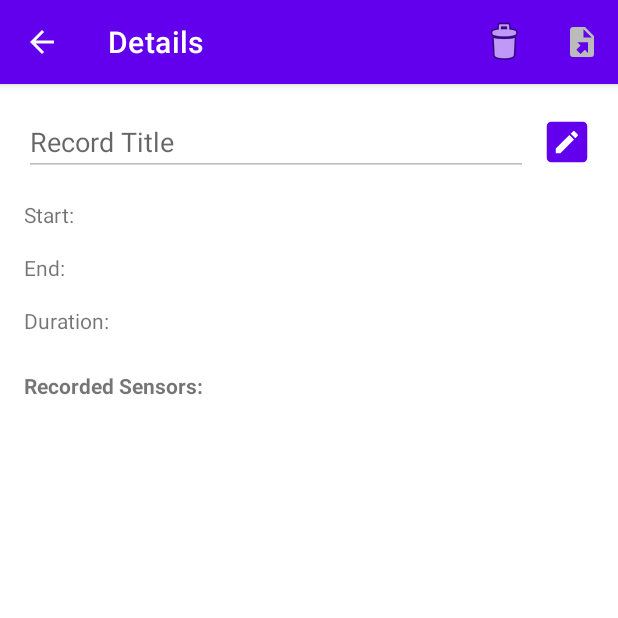
After one commit to fahris-ugm/sensorlogger, an Android app: the RecordDetailActivity screen opened directly, with no data from a screen before it, on a phone screen of 412 x 824 dp, the top half of it. The commit adds this screen. Run offline under Robolectric (Android 15) with nearby library versions, the phone set to English and light mode, and no system bars; our stand-ins replace Room's generated code; 1 statement that could not run was skipped.

Commit message:
add initial record detail activity

```diff
--- /dev/null
+++ b/app/src/main/java/id/ac/ugm/fahris/sensorlogger/ui/recordings/RecordDetailActivity.kt
@@ -0,0 +1,166 @@
+package id.ac.ugm.fahris.sensorlogger.ui.recordings
+
+import android.os.Bundle
+import android.view.Menu
+import android.view.MenuItem
+import android.view.View
+import android.widget.EditText
+import android.widget.ImageView
+import android.widget.TextView
+import android.widget.Toast
+import androidx.activity.enableEdgeToEdge
+import androidx.appcompat.app.AppCompatActivity
+import androidx.core.view.ViewCompat
+import androidx.core.view.WindowInsetsCompat
+import androidx.lifecycle.lifecycleScope
+import androidx.recyclerview.widget.RecyclerView
+import id.ac.ugm.fahris.sensorlogger.R
+import id.ac.ugm.fahris.sensorlogger.data.AppDatabase
+import id.ac.ugm.fahris.sensorlogger.data.SensorItem
+import id.ac.ugm.fahris.sensorlogger.utils.TimeUtils
+import kotlinx.coroutines.launch
+
+class RecordDetailActivity : AppCompatActivity(), RecordedSensorListAdapter.OnSensorClickListener {
+    private lateinit var recordTitleEditText: EditText
+    private lateinit var editTitleButton: ImageView
+    private lateinit var startTimestampTextView: TextView
+    private lateinit var endTimestampTextView: TextView
+    private lateinit var durationTextView: TextView
+    private lateinit var recordedSensorsTextView: TextView
+    private lateinit var sensorsRecyclerView: RecyclerView
+
+    private var isEditMode = false
+    private lateinit var sensorsAdapter: RecordedSensorListAdapter
+    private var recordId: Long = -1
+
+    // SQLite Room database
+    private lateinit var appDatabase: AppDatabase
+
+    override fun onCreate(savedInstanceState: Bundle?) {
+        super.onCreate(savedInstanceState)
+        enableEdgeToEdge()
+        setContentView(R.layout.activity_record_detail)
+        ViewCompat.setOnApplyWindowInsetsListener(findViewById(R.id.main)) { v, insets ->
+            val systemBars = insets.getInsets(WindowInsetsCompat.Type.systemBars())
+            v.setPadding(systemBars.left, systemBars.top, systemBars.right, systemBars.bottom)
+            insets
+        }
+        supportActionBar?.setDisplayHomeAsUpEnabled(true)
+        supportActionBar?.title = "Details"
+
+        appDatabase = AppDatabase.getDatabase(this)
+        // Retrieve recording ID from the intent
+        recordId = intent.getLongExtra("RECORDING_ID", -1)
+
+        if (recordId >= 0) {
+            // Fetch and display the recording details based on the ID
+            // Initialize views
+            recordTitleEditText = findViewById(R.id.recordTitleEditText)
+            editTitleButton = findViewById(R.id.editTitleButton)
+            startTimestampTextView = findViewById(R.id.startTimestampTextView)
+            endTimestampTextView = findViewById(R.id.endTimestampTextView)
+            durationTextView = findViewById(R.id.durationTextView)
+            recordedSensorsTextView = findViewById(R.id.recordedSensorsTextView)
+            sensorsRecyclerView = findViewById(R.id.sensorsRecyclerView)
+
+            val thisActivity = this
+            lifecycleScope.launch {
+                val recordData = appDatabase.recordDataDao().getRecordDataById(recordId)
+                if (recordData != null) {
+                    recordTitleEditText.setText(recordData.title)
+                    startTimestampTextView.text = "Start: ${TimeUtils.formatTimestamp(recordData.startTimestamp)}"
+                    endTimestampTextView.text = "End: ${TimeUtils.formatTimestamp(recordData.endTimestamp)}"
+                    durationTextView.text = "Duration: ${TimeUtils.formatDuration(recordData.endTimestamp - recordData.startTimestamp)}"
+                    // Set up RecyclerView
+
+                    val sensorItems : MutableList<SensorItem> = mutableListOf<SensorItem>()
+                    if (recordData.flagAccelerometer) {
+                        sensorItems.add(SensorItem("Accelerometer", SensorItem.TYPE_ACCELEROMETER, true ))
+                    }
+                    if (recordData.flagGyroscope) {
+                        sensorItems.add(SensorItem("Gyroscope", SensorItem.TYPE_GYROSCOPE, true ))
+                    }
+                    if (recordData.flagLight) {
+                        sensorItems.add(SensorItem("Light Sensor", SensorItem.TYPE_LIGHT, true ))
+                    }
+                    if (recordData.flagLocation) {
+                        sensorItems.add(SensorItem("Location", SensorItem.TYPE_LOCATION, true ))
+                    }
+                    if (sensorItems.count() > 0) {
+                        recordedSensorsTextView.visibility = View.VISIBLE
+                    } else {
+                        recordedSensorsTextView.visibility = View.GONE
+                    }
+
+                    sensorsAdapter = RecordedSensorListAdapter(sensorItems, thisActivity)
+                    sensorsRecyclerView.adapter = sensorsAdapter
+
+                    // Edit button logic
+                    editTitleButton.setOnClickListener {
+                        isEditMode = !isEditMode
+                        recordTitleEditText.isEnabled = isEditMode
+
+                        val resId = if (isEditMode) R.drawable.ic_check_green_24dp else R.drawable.ic_pencil_black_24dp
+                        editTitleButton.setImageResource(resId)
+
+                        if (!isEditMode) {
+                            saveTitleChanges()
+                        }
+                    }
+                }
+
+            }
+
+        } else {
+            Toast.makeText(this, "Invalid recording ID", Toast.LENGTH_SHORT).show()
+            finish()
+        }
+    }
+    // Mock function to return a list of recorded sensors
+    private fun getRecordedSensors(): List<String> {
+        return listOf("Accelerometer", "Gyroscope", "Light Sensor")
+    }
+
+    private fun saveTitleChanges() {
+        // Save title to the database (implement actual save logic here)
+        Toast.makeText(this, "Title saved", Toast.LENGTH_SHORT).show()
+    }
+
+    override fun onCreateOptionsMenu(menu: Menu?): Boolean {
+        menuInflater.inflate(R.menu.record_detail_menu, menu)
+        return true
+    }
+
+    override fun onOptionsItemSelected(item: MenuItem): Boolean {
+        return when (item.itemId) {
+            android.R.id.home -> {  // The ID of the back button
+                finish()  // Close this activity and go back
+                true
+            }
+            R.id.action_delete -> {
+                deleteRecord()
+                true
+            }
+            R.id.action_export -> {
+                exportRecord()
+                true
+            }
+            else -> super.onOptionsItemSelected(item)
+        }
+    }
+
+    private fun deleteRecord() {
+        // Delete the record from the database (implement actual delete logic here)
+        Toast.makeText(this, "Record deleted", Toast.LENGTH_SHORT).show()
+        finish() // Close activity after deletion
+    }
+
+    private fun exportRecord() {
+        // Implement export functionality (e.g., export to file)
+        Toast.makeText(this, "Record exported", Toast.LENGTH_SHORT).show()
+    }
+
+    override fun onSensorDetailsClick(sensorItem: SensorItem) {
+        //TODO
+    }
+}
--- a/app/src/main/java/id/ac/ugm/fahris/sensorlogger/ui/recordings/RecordingsFragment.kt
+++ b/app/src/main/java/id/ac/ugm/fahris/sensorlogger/ui/recordings/RecordingsFragment.kt
@@ -1,6 +1,7 @@
 package id.ac.ugm.fahris.sensorlogger.ui.recordings
 
 import android.app.AlertDialog
+import android.content.Intent
 import android.os.Bundle
 import android.util.Log
 import android.view.ActionMode
@@ -152,6 +153,9 @@ class RecordingsFragment : Fragment() {
     private fun openRecordDetailActivity(recordingId: Long) {
         //
         Log.d("RecordingsFragment", "Recording ID: $recordingId")
+        val intent = Intent(requireContext(), RecordDetailActivity::class.java)
+        intent.putExtra("RECORDING_ID", recordingId)
+        startActivity(intent)
     }
 
     override fun onDestroyView() {
--- /dev/null
+++ b/app/src/main/res/drawable/ic_check_green_24dp.xml
@@ -0,0 +1,9 @@
+<vector xmlns:android="http://schemas.android.com/apk/res/android"
+    android:width="36dp"
+    android:height="36dp"
+    android:viewportWidth="24.0"
+    android:viewportHeight="24.0">
+    <path
+        android:fillColor="#FF008b00"
+        android:pathData="M12 2C6.5 2 2 6.5 2 12S6.5 22 12 22 22 17.5 22 12 17.5 2 12 2M10 17L5 12L6.41 10.59L10 14.17L17.59 6.58L19 8L10 17Z" />
+</vector>
--- /dev/null
+++ b/app/src/main/res/drawable/ic_export_grey_24dp.xml
@@ -0,0 +1,9 @@
+<vector xmlns:android="http://schemas.android.com/apk/res/android"
+    android:width="24dp"
+    android:height="24dp"
+    android:viewportWidth="24.0"
+    android:viewportHeight="24.0">
+    <path
+        android:fillColor="#FFBBBBBB"
+        android:pathData="M6,2C4.89,2 4,2.9 4,4V20A2,2 0 0,0 6,22H18A2,2 0 0,0 20,20V8L14,2M13,3.5L18.5,9H13M8.93,12.22H16V19.29L13.88,17.17L11.05,20L8.22,17.17L11.05,14.35" />
+</vector>
--- /dev/null
+++ b/app/src/main/res/drawable/ic_pencil_black_24dp.xml
@@ -0,0 +1,9 @@
+<vector xmlns:android="http://schemas.android.com/apk/res/android"
+    android:width="36dp"
+    android:height="36dp"
+    android:viewportWidth="24.0"
+    android:viewportHeight="24.0">
+    <path
+        android:fillColor="#FF6200EE"
+        android:pathData="M19,3A2,2 0 0,1 21,5V19C21,20.11 20.1,21 19,21H5A2,2 0 0,1 3,19V5A2,2 0 0,1 5,3H19M16.7,9.35C16.92,9.14 16.92,8.79 16.7,8.58L15.42,7.3C15.21,7.08 14.86,7.08 14.65,7.3L13.65,8.3L15.7,10.35L16.7,9.35M7,14.94V17H9.06L15.12,10.94L13.06,8.88L7,14.94Z" />
+</vector>
--- /dev/null
+++ b/app/src/main/res/layout/activity_record_detail.xml
@@ -0,0 +1,105 @@
+<?xml version="1.0" encoding="utf-8"?>
+<androidx.constraintlayout.widget.ConstraintLayout xmlns:android="http://schemas.android.com/apk/res/android"
+    xmlns:app="http://schemas.android.com/apk/res-auto"
+    xmlns:tools="http://schemas.android.com/tools"
+    android:id="@+id/main"
+    android:layout_width="match_parent"
+    android:layout_height="match_parent"
+    tools:context=".ui.recordings.RecordDetailActivity">
+    <!-- Record Title and Edit Button -->
+    <LinearLayout
+        android:id="@+id/recordTitleLayout"
+        android:layout_width="match_parent"
+        android:layout_height="wrap_content"
+        android:gravity="center_vertical"
+        android:orientation="horizontal"
+        android:layout_marginHorizontal="16dp"
+        android:layout_marginVertical="16dp"
+        app:layout_constraintLeft_toLeftOf="parent"
+        app:layout_constraintRight_toRightOf="parent"
+        app:layout_constraintTop_toTopOf="parent">
+
+        <EditText
+            android:id="@+id/recordTitleEditText"
+            android:layout_width="0dp"
+            android:layout_height="wrap_content"
+            android:layout_marginRight="8dp"
+            android:layout_weight="1"
+            android:enabled="false"
+            android:hint="Record Title"
+            android:inputType="text" />
+        <!--
+        <Button
+            android:id="@+id/editTitleButton"
+            android:layout_width="wrap_content"
+            android:layout_height="wrap_content"
+            android:text="Edit" />
+            //-->
+        <ImageView
+            android:id="@+id/editTitleButton"
+            android:layout_width="wrap_content"
+            android:layout_height="wrap_content"
+            android:background="?selectableItemBackgroundBorderless"
+            android:clickable="true"
+            android:focusable="true"
+            app:srcCompat="@drawable/ic_pencil_black_24dp" />
+    </LinearLayout>
+
+    <!-- Start Timestamp -->
+    <TextView
+        android:id="@+id/startTimestampTextView"
+        android:layout_width="wrap_content"
+        android:layout_height="wrap_content"
+        android:layout_marginHorizontal="16dp"
+        android:layout_marginVertical="16dp"
+        android:text="Start: "
+        app:layout_constraintLeft_toLeftOf="parent"
+        app:layout_constraintTop_toBottomOf="@id/recordTitleLayout" />
+
+    <!-- End Timestamp -->
+    <TextView
+        android:id="@+id/endTimestampTextView"
+        android:layout_width="wrap_content"
+        android:layout_height="wrap_content"
+        android:layout_marginHorizontal="16dp"
+        android:layout_marginVertical="16dp"
+        android:text="End: "
+        app:layout_constraintLeft_toLeftOf="parent"
+        app:layout_constraintTop_toBottomOf="@id/startTimestampTextView" />
+
+    <!-- Duration -->
+    <TextView
+        android:id="@+id/durationTextView"
+        android:layout_width="wrap_content"
+        android:layout_height="wrap_content"
+        android:layout_marginHorizontal="16dp"
+        android:layout_marginVertical="16dp"
+        android:text="Duration: "
+        app:layout_constraintLeft_toLeftOf="parent"
+        app:layout_constraintTop_toBottomOf="@id/endTimestampTextView" />
+
+    <!-- List of Sensors Recorded -->
+    <TextView
+        android:id="@+id/recordedSensorsTextView"
+        android:layout_width="match_parent"
+        android:layout_height="wrap_content"
+        android:layout_marginHorizontal="16dp"
+        android:layout_marginVertical="16dp"
+        android:paddingTop="8dp"
+        android:text="Recorded Sensors:"
+        android:textStyle="bold"
+        app:layout_constraintLeft_toLeftOf="parent"
+        app:layout_constraintTop_toBottomOf="@id/durationTextView" />
+
+    <androidx.recyclerview.widget.RecyclerView
+        android:id="@+id/sensorsRecyclerView"
+        android:layout_width="match_parent"
+        android:layout_height="0dp"
+        android:layout_marginVertical="16dp"
+        app:layout_constraintLeft_toLeftOf="parent"
+        app:layout_constraintTop_toBottomOf="@id/recordedSensorsTextView"
+        app:layout_constraintBottom_toBottomOf="parent"
+        app:layoutManager="androidx.recyclerview.widget.LinearLayoutManager"
+        />
+
+</androidx.constraintlayout.widget.ConstraintLayout>
--- /dev/null
+++ b/app/src/main/res/menu/record_detail_menu.xml
@@ -0,0 +1,13 @@
+<menu xmlns:android="http://schemas.android.com/apk/res/android"
+    xmlns:app="http://schemas.android.com/apk/res-auto">
+    <item
+        android:id="@+id/action_delete"
+        android:title="Delete"
+        android:icon="@android:drawable/ic_menu_delete"
+        app:showAsAction="ifRoom" />
+    <item
+        android:id="@+id/action_export"
+        android:title="Export"
+        android:icon="@drawable/ic_export_grey_24dp"
+        app:showAsAction="ifRoom" />
+</menu>
```
Also changed, not shown: app/src/main/AndroidManifest.xml (+12 -6 lines), app/src/main/java/id/ac/ugm/fahris/sensorlogger/ui/recordings/RecordedSensorListAdapter.kt (added, +47 -0 lines), app/src/main/java/id/ac/ugm/fahris/sensorlogger/ui/recordings/RecordingsAdapter.kt (+3 -26 lines), app/src/main/java/id/ac/ugm/fahris/sensorlogger/utils/TimeUtils.kt (added, +35 -0 lines).
